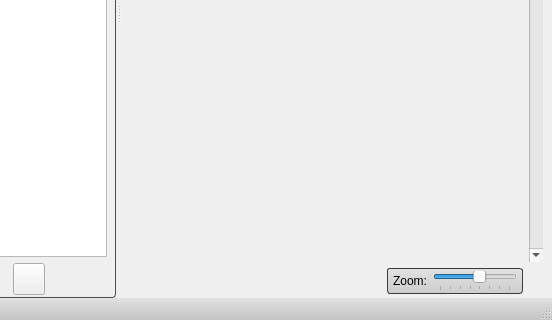
SCIInstitute/ShapeWorks, file src/Interface/ShapeWorksStudioApp.ui: the form before one commit; both pictures show x 228 to 780 and y 292 to 612 of the 780 by 612 pixel window.
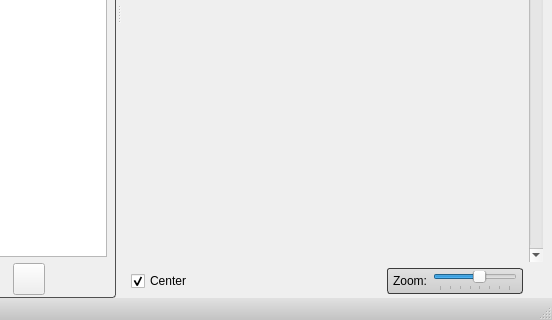
The form after the commit. Icons and pictures are not drawn. Custom widgets are drawn as their Qt base class.

Commit message: Added auto-center checkbox for viewer.

```diff
--- a/src/Interface/ShapeWorksStudioApp.ui
+++ b/src/Interface/ShapeWorksStudioApp.ui
@@ -80,7 +80,17 @@
      </widget>
     </item>
     <item row="1" column="0">
-     <layout class="QHBoxLayout" name="horizontalLayout" stretch="1,0">
+     <layout class="QHBoxLayout" name="horizontalLayout" stretch="0,1,0">
+      <item>
+       <widget class="QCheckBox" name="center_checkbox">
+        <property name="text">
+         <string>Center</string>
+        </property>
+        <property name="checked">
+         <bool>true</bool>
+        </property>
+       </widget>
+      </item>
       <item>
        <spacer name="horizontalSpacer">
         <property name="orientation">
```
The commit also changes 4 other files.
